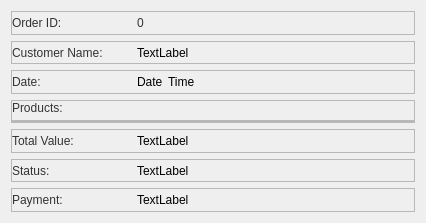
This is app/src/ui/final_ui/recent_order_item.ui in Kazu0210/Inventory-System as Qt 5 draws it before an edit. The edited form follows.
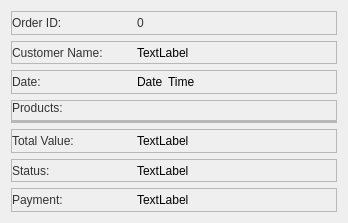
This is the edited form.

```diff
--- a/app/src/ui/final_ui/recent_order_item.ui
+++ b/app/src/ui/final_ui/recent_order_item.ui
@@ -6,7 +6,7 @@
    <rect>
     <x>0</x>
     <y>0</y>
-    <width>426</width>
+    <width>348</width>
     <height>223</height>
    </rect>
   </property>
```
